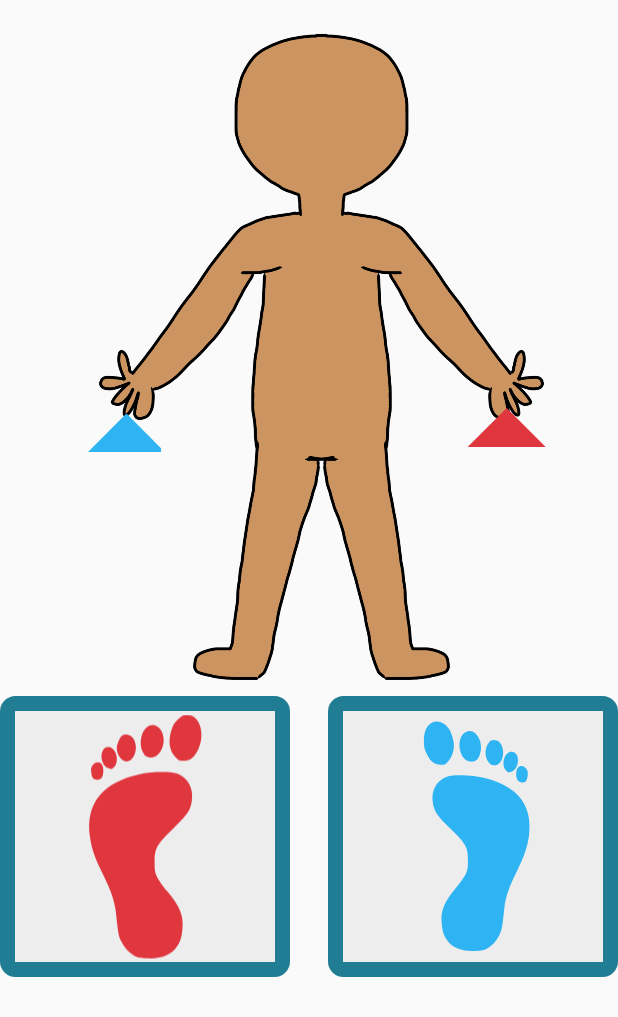
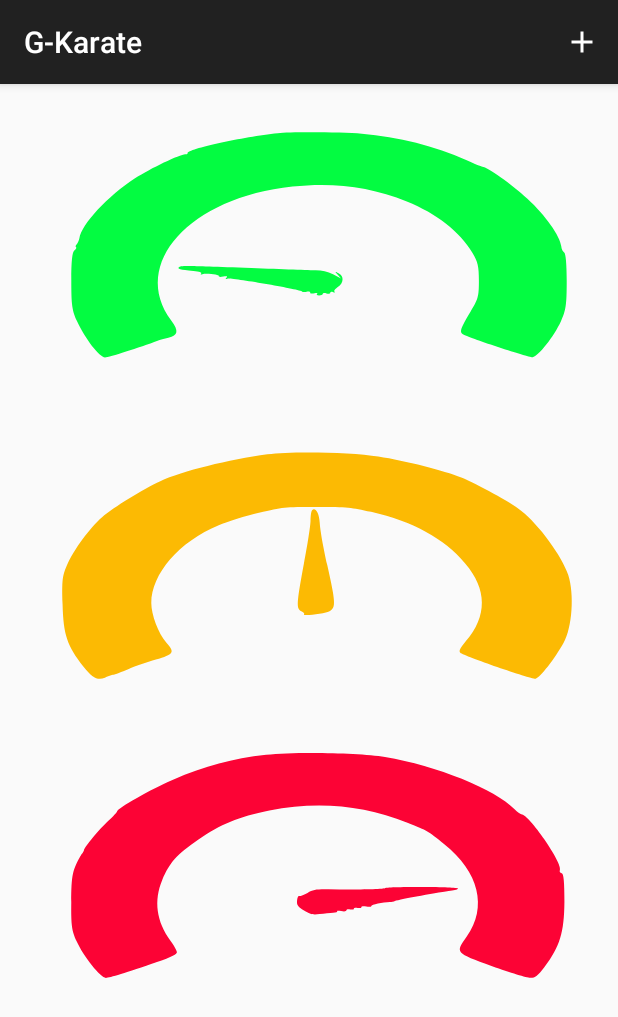
Before and after one commit to Toon-Van-Engeland/care-athon, an Android app: the screen it shows after launch (MainActivity before the commit, OpenActivity after it), on a phone screen of 412 x 824 dp. Shown: the top 1017 px of the screen. Run offline under Robolectric (Android 15) with nearby library versions, the phone set to English and light mode, and no system bars.

Commit message:
Open screen with difficulty icons

```diff
--- a/GKarate/app/src/main/AndroidManifest.xml
+++ b/GKarate/app/src/main/AndroidManifest.xml
@@ -1,6 +1,6 @@
 <?xml version="1.0" encoding="utf-8"?>
 <manifest xmlns:android="http://schemas.android.com/apk/res/android"
-    package="be.pxl.g_karate" >
+    package="be.pxl.g_karate">
 
     <uses-permission android:name="android.permission.INTERNET" />
 
@@ -10,17 +10,19 @@
         android:label="@string/app_name"
         android:roundIcon="@mipmap/ic_launcher_round"
         android:supportsRtl="true"
-        android:theme="@style/AppTheme.FullScreen" >
-        <activity android:name=".MainActivity" >
+        android:theme="@style/AppTheme.FullScreen">
+        <activity android:name=".OpenActivity" android:theme="@style/Theme.AppCompat.Light.DarkActionBar">
             <intent-filter>
                 <action android:name="android.intent.action.MAIN" />
-
                 <category android:name="android.intent.category.LAUNCHER" />
             </intent-filter>
         </activity>
-        <activity android:name=".CreateActivity" >
-
+        <activity android:name=".MainActivity">
+            <intent-filter>
+                <action android:name="android.intent.action.VIEW"/>
+            </intent-filter>
         </activity>
+        <activity android:name=".CreateActivity" />
     </application>
 
 </manifest>
--- /dev/null
+++ b/GKarate/app/src/main/java/be/pxl/g_karate/OpenActivity.java
@@ -0,0 +1,52 @@
+package be.pxl.g_karate;
+
+import androidx.appcompat.app.AppCompatActivity;
+
+import android.content.Intent;
+import android.graphics.Path;
+import android.os.Bundle;
+import android.view.Menu;
+import android.view.MenuItem;
+import android.view.View;
+
+public class OpenActivity extends AppCompatActivity {
+
+    @Override
+    protected void onCreate(Bundle savedInstanceState) {
+        super.onCreate(savedInstanceState);
+        setContentView(R.layout.activity_open);
+    }
+
+    @Override
+    public boolean onCreateOptionsMenu(Menu menu) {
+        getMenuInflater().inflate(R.menu.create_button, menu);
+        MenuItem item = menu.findItem(R.id.add_exercise_button);
+        item.setOnMenuItemClickListener((view) -> {
+            Intent intent = new Intent(OpenActivity.this, CreateActivity.class);
+            startActivity(intent);
+            return true;
+        });
+        return super.onCreateOptionsMenu(menu);
+    }
+
+    public void easy_click(View view) {
+        Intent intent = new Intent(OpenActivity.this, MainActivity.class);
+        intent.putExtra("iconEnabled", true);
+        intent.putExtra("colorEnabled", true);
+        startActivity(intent);
+    }
+
+    public void medium_click(View view) {
+        Intent intent = new Intent(OpenActivity.this, MainActivity.class);
+        intent.putExtra("iconEnabled", false);
+        intent.putExtra("colorEnabled", true);
+        startActivity(intent);
+    }
+
+    public void difficult_click(View view) {
+        Intent intent = new Intent(OpenActivity.this, MainActivity.class);
+        intent.putExtra("iconEnabled", false);
+        intent.putExtra("colorEnabled", false);
+        startActivity(intent);
+    }
+}
--- /dev/null
+++ b/GKarate/app/src/main/res/drawable/ic_add_black_24dp.xml
@@ -0,0 +1,9 @@
+<vector xmlns:android="http://schemas.android.com/apk/res/android"
+        android:width="24dp"
+        android:height="24dp"
+        android:viewportWidth="24.0"
+        android:viewportHeight="24.0">
+    <path
+        android:fillColor="#FFFFFFFF"
+        android:pathData="M19,13h-6v6h-2v-6H5v-2h6V5h2v6h6v2z"/>
+</vector>
--- /dev/null
+++ b/GKarate/app/src/main/res/drawable/ic_difficult.xml
@@ -0,0 +1,15 @@
+<vector xmlns:android="http://schemas.android.com/apk/res/android"
+    android:width="248dp"
+    android:height="191dp"
+    android:tint="#fc0335"
+    android:viewportWidth="248"
+    android:viewportHeight="191">
+  <path
+      android:pathData="M106.8,18.5c-13.8,2.6 -24.1,7.2 -37.6,16.7 -8.3,5.9 -22.2,18.9 -22.2,20.9 0,0.5 -1.5,3.3 -3.4,6.2 -3.8,5.9 -9.5,17.3 -9.9,19.7 -0.2,0.8 -0.5,2 -0.9,2.5 -0.3,0.6 -1.4,3.9 -2.4,7.5 -1.4,5.1 -1.8,10.3 -1.8,24.5 -0.1,15.6 0.2,19.1 2.2,26.3 2.7,9.9 9.6,24.2 11.7,24.2 1.5,-0 7.7,-3.2 20.8,-10.7 5.3,-3.1 7.7,-5.1 7.7,-6.4 0,-1 -1.2,-4.4 -2.6,-7.6 -5.6,-12.7 -6.8,-26.5 -3.3,-40.4 2.9,-11.6 5.9,-17.1 14.4,-26.8 9.1,-10.5 16.1,-15.2 28.6,-19.5 19.1,-6.4 37.8,-3.7 55.4,8.2 8.5,5.7 7.9,5 14.8,14.2 13.9,18.3 17.4,41.9 9,61.5 -4.7,10.9 -4.7,10.8 10.2,19.7 7.2,4.2 14,7.7 15.3,7.7 1.9,0.1 2.9,-1.1 5.7,-7.2 6.2,-13.5 7.9,-22.8 8,-43.6 0,-13 -0.3,-18.5 -1.1,-18.8 -0.7,-0.2 -1,-1.2 -0.7,-2.2 1.2,-4.5 -12.5,-37.1 -15.5,-37.1 -0.4,-0 -1.6,-1.5 -2.7,-3.3 -7.9,-13.4 -31.2,-29 -52,-34.8 -10.4,-2.8 -36,-3.6 -47.7,-1.4z"
+      android:fillColor="#000000"
+      android:strokeColor="#00000000"/>
+  <path
+      android:pathData="M154.7,107.2c0.4,0.8 -12.1,1.2 -22.9,0.8 -4.9,-0.1 -6.1,0.2 -8.4,2.4 -1.5,1.4 -3,2.3 -3.4,2.1 -0.3,-0.2 -0.7,1.2 -0.8,3.1 -0.2,2.7 0.4,4.1 2.8,6.6 2.7,2.6 3.5,2.9 6.3,2.3 1.8,-0.4 4.2,-0.8 5.4,-0.9 1.1,-0.1 1.9,-0.5 1.6,-1 -0.3,-0.4 0.4,-0.5 1.6,-0.1 1.3,0.4 2.1,0.2 2.1,-0.5 0,-0.7 0.7,-1 1.5,-0.6 0.8,0.3 1.5,0.1 1.5,-0.5 0,-0.6 0.7,-0.9 1.5,-0.5 0.8,0.3 1.5,0.1 1.5,-0.5 0,-0.6 0.9,-0.8 2,-0.4 1.1,0.3 2,0.2 2,-0.4 0,-0.8 4.6,-2.4 7.5,-2.6 0.6,-0 1.5,-0.3 2,-0.7 1.7,-1 18.8,-6.2 22.3,-6.8 1.8,-0.3 3.1,-1 3,-1.5 -0.2,-0.6 -6,-1 -14.9,-1 -8.1,-0 -14.5,0.3 -14.2,0.7z"
+      android:fillColor="#000000"
+      android:strokeColor="#00000000"/>
+</vector>
--- /dev/null
+++ b/GKarate/app/src/main/res/drawable/ic_easy.xml
@@ -0,0 +1,15 @@
+<vector xmlns:android="http://schemas.android.com/apk/res/android"
+    android:width="247dp"
+    android:height="211dp"
+    android:tint="#03fc41"
+    android:viewportWidth="247"
+    android:viewportHeight="211">
+  <path
+      android:pathData="M111,32.7c-14,2.4 -36,10.5 -36,13.2 0,0.6 -0.4,1 -0.9,0.8 -1.6,-0.4 -14,9.4 -20,15.9 -11.1,12.1 -21.4,30.5 -22.4,40.2 -0.2,1.5 -0.7,3.4 -1.1,4.1 -0.4,0.7 -0.5,1.5 -0.2,1.8 0.3,0.3 0,1.3 -0.7,2.1 -0.8,1.1 -1.2,6.8 -1.2,20.1 0,16.2 0.3,19.7 2.3,27 3.2,11.6 9,24.1 11.2,24.1 1.5,-0 13.9,-6.6 21,-11.1 0.8,-0.5 2.7,-1.4 4.3,-2 3.9,-1.6 4.2,-4.5 1.2,-11.3 -16.7,-37.7 7.3,-82.1 48.4,-89.3 16.5,-3 31.3,0.2 45.7,9.9 11.9,8 21.2,20 26.2,34.1 2.2,6.1 2.6,8.9 2.6,18.7 0,10.5 -0.3,12.3 -3.3,20.5 -4.1,11.5 -4.6,13.8 -2.9,15.2 3.5,3 26.3,15.3 27.7,15.1 2.3,-0.4 8.5,-13.7 11.3,-23.8 2,-7.4 2.3,-10.8 2.3,-26.8 0,-11 -0.4,-18.6 -1,-19 -0.5,-0.4 -1.1,-2.3 -1.2,-4.3 -0.4,-6.7 -6.3,-20.6 -13.5,-31.6 -6.5,-9.9 -16.1,-21.3 -18,-21.3 -0.4,-0 -3.4,-2 -6.5,-4.4 -12.3,-9.3 -27.1,-15.5 -41.7,-17.5 -7.5,-1.1 -28.4,-1.3 -33.6,-0.4z"
+      android:fillColor="#000000"
+      android:strokeColor="#00000000"/>
+  <path
+      android:pathData="M71.5,122c-0.7,1.1 0.3,1.6 5.8,2.5 2.4,0.4 3.5,1 3.1,1.7 -0.4,0.7 -0.2,0.8 0.5,0.4 1.5,-0.9 7.3,0.3 6.6,1.4 -0.3,0.4 0.5,0.6 1.7,0.2 1.6,-0.4 1.9,-0.2 1.3,0.8 -0.5,0.9 -0.4,1.1 0.4,0.6 1.2,-0.8 29.4,7.3 29.9,8.6 0.2,0.4 1,0.4 1.8,0.1 0.8,-0.3 1.4,-0 1.4,0.6 0,0.6 0.7,0.8 1.7,0.4 1,-0.4 1.4,-0.2 1,0.4 -0.3,0.5 0,1 0.8,1 0.8,-0 1.5,-0.5 1.5,-1 0,-0.5 0.7,-0.7 1.5,-0.3 0.8,0.3 1.5,0.1 1.5,-0.5 0,-0.6 0.5,-0.7 1.2,-0.3 0.6,0.4 0.8,0.3 0.5,-0.3 -0.4,-0.5 0.3,-1.9 1.3,-3.1 2.4,-2.6 2.6,-7.5 0.3,-9.3 -1.5,-1.3 -1.5,-1.2 -0.3,1.1l1.3,2.4 -3.2,-2.7c-2.2,-1.8 -4.4,-2.7 -6.9,-2.7 -2,-0 -13.6,-0.7 -25.7,-1.5 -26.6,-1.7 -28.2,-1.8 -29,-0.5z"
+      android:fillColor="#000000"
+      android:strokeColor="#00000000"/>
+</vector>
--- /dev/null
+++ b/GKarate/app/src/main/res/drawable/ic_medium.xml
@@ -0,0 +1,15 @@
+<vector xmlns:android="http://schemas.android.com/apk/res/android"
+    android:width="241dp"
+    android:height="217dp"
+    android:tint="#fcba03"
+    android:viewportWidth="241"
+    android:viewportHeight="217">
+  <path
+      android:pathData="M104.3,35.5c-14.9,3.4 -33.4,11.3 -41.8,17.9 -6.5,5 -18.4,17.6 -22.7,23.9 -4.8,7.1 -10.9,21.3 -13.7,32 -1.8,6.9 -2,10.3 -1.7,26 0.3,20.3 1.8,27.7 8.1,41.4 3.5,7.6 5.6,9.5 8.4,7.5 0.9,-0.7 2.3,-1.5 3.1,-1.9 0.8,-0.3 3.5,-2.1 6,-3.8 2.5,-1.8 7.3,-4.7 10.8,-6.4 7,-3.5 7.5,-4.7 4.1,-11.2 -3.2,-6.3 -5.9,-18.5 -5.9,-26.4 0,-19.4 10.9,-41 26.3,-51.8 3.4,-2.5 10.5,-6.2 15.7,-8.3 9.4,-3.8 9.7,-3.9 22.5,-3.9 12.3,0.1 13.4,0.2 21.2,3.3 16.6,6.6 28.4,17.7 36.7,34.3 8.6,17 8.7,35.1 0.3,51.7 -2.2,4.5 -2.9,6.7 -2.2,7.7 1.5,2.3 27.7,17.6 29.4,17.3 1.6,-0.3 7.5,-13.3 10.9,-23.8 3.4,-10.5 4.2,-32.5 1.8,-45.2 -2.5,-12.6 -11.3,-33.3 -18.4,-42.8 -4,-5.4 -17.1,-17.7 -23.3,-22 -6.8,-4.7 -21.6,-11.1 -32.4,-14 -10.3,-2.9 -33.8,-3.6 -43.2,-1.5z"
+      android:fillColor="#000000"
+      android:strokeColor="#00000000"/>
+  <path
+      android:pathData="M121.7,72.7c-0.3,0.5 -0.6,3.5 -0.6,6.8 0,3.3 -1.2,16.3 -2.6,28.9 -2.9,26.7 -3,29.9 -1,31.6 0.8,0.7 1.3,1.5 1.1,1.9 -1.1,1.6 8.4,-0.3 10.1,-2.1 2.3,-2.5 2.2,-5.5 -1.1,-30.8 -1.5,-11.3 -2.8,-23.8 -2.9,-27.7 -0.2,-6.6 -1.7,-10.8 -3,-8.6z"
+      android:fillColor="#000000"
+      android:strokeColor="#00000000"/>
+</vector>
--- /dev/null
+++ b/GKarate/app/src/main/res/layout/activity_open.xml
@@ -0,0 +1,26 @@
+<?xml version="1.0" encoding="utf-8"?>
+<LinearLayout xmlns:android="http://schemas.android.com/apk/res/android"
+    android:orientation="vertical"
+    xmlns:tools="http://schemas.android.com/tools"
+    android:layout_width="match_parent"
+    android:layout_height="match_parent"
+    tools:context=".OpenActivity">
+    <ImageView
+        android:onClick="easy_click"
+        android:contentDescription="@string/easy"
+        android:background="@drawable/ic_easy"
+        android:layout_width="match_parent"
+        android:layout_height="wrap_content"/>
+    <ImageView
+        android:onClick="medium_click"
+        android:contentDescription="@string/medium"
+        android:background="@drawable/ic_medium"
+        android:layout_width="match_parent"
+        android:layout_height="wrap_content"/>
+    <ImageView
+        android:onClick="difficult_click"
+        android:contentDescription="@string/difficult"
+        android:background="@drawable/ic_difficult"
+        android:layout_width="match_parent"
+        android:layout_height="wrap_content"/>
+</LinearLayout>
--- /dev/null
+++ b/GKarate/app/src/main/res/menu/create_button.xml
@@ -0,0 +1,9 @@
+<?xml version="1.0" encoding="utf-8"?>
+<menu xmlns:android="http://schemas.android.com/apk/res/android"
+    xmlns:app="http://schemas.android.com/apk/res-auto">
+    <item
+        android:id="@+id/add_exercise_button"
+        android:icon="@drawable/ic_add_black_24dp"
+        app:showAsAction="always"
+        android:title="@string/create_exercise"/>
+</menu>
--- a/GKarate/app/src/main/res/values/strings.xml
+++ b/GKarate/app/src/main/res/values/strings.xml
@@ -1,3 +1,7 @@
 <resources>
     <string name="app_name">G-Karate</string>
+    <string name="create_exercise">Create exercise</string>
+    <string name="difficult">difficult</string>
+    <string name="medium">medium</string>
+    <string name="easy">easy</string>
 </resources>
--- a/GKarate/app/src/main/res/values/styles.xml
+++ b/GKarate/app/src/main/res/values/styles.xml
@@ -12,4 +12,10 @@
         <item name="android:windowContentOverlay">@null</item>
     </style>
 
+    <style name="AppTheme" parent="@style/Theme.AppCompat.Light.DarkActionBar" >
+        <item name="colorPrimary">@color/colorPrimary</item>
+        <item name="colorPrimaryDark">@color/colorPrimaryDark</item>
+        <item name="colorAccent">@color/colorAccent</item>
+    </style>
+
 </resources>
```
